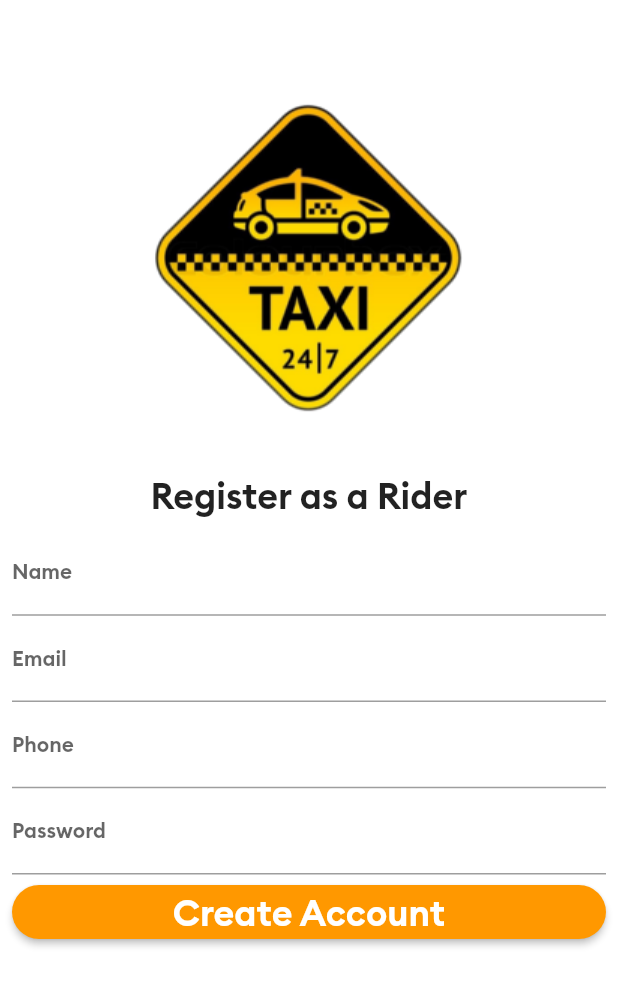
After one commit to GenuisChip/Flutter-Uber-Clone-Rider-App, a Flutter app: the RegistrationScreen screen opened directly, on a phone screen of 412 x 824 dp. The commit adds this screen. Shown: the top 986 px of the screen. Run offline on Flutter 3.47's test engine with Material 2 defaults, Android fonts, the phone set to English and light mode, and no system bars.

Commit message:
Design Login and Signup pages

```diff
--- /dev/null
+++ b/lib/AllScreens/registrationScreen.dart
@@ -0,0 +1,113 @@
+import 'package:flutter/material.dart';
+
+class RegistrationScreen extends StatelessWidget {
+  const RegistrationScreen({Key key}) : super(key: key);
+
+  @override
+  Widget build(BuildContext context) {
+    return Scaffold(
+      backgroundColor: Colors.white,
+      body: SingleChildScrollView(
+        child: Column(
+          crossAxisAlignment: CrossAxisAlignment.center,
+          children: [
+            SizedBox(height: 45),
+            Row(
+              mainAxisAlignment: MainAxisAlignment.center,
+              children: [
+                Image(
+                  image: AssetImage("assets/images/logo.png"),
+                  alignment: Alignment.center,
+                ),
+              ],
+            ),
+            SizedBox(height: 15),
+            Text(
+              "Register as a Rider",
+              textAlign: TextAlign.center,
+              style: TextStyle(fontSize: 24, fontFamily: "Brand Bold"),
+            ),
+            Padding(
+              padding: const EdgeInsets.all(8.0),
+              child: Column(
+                children: [
+                  SizedBox(height: 1),
+                  TextField(
+                    keyboardType: TextInputType.text,
+                    decoration: InputDecoration(
+                      labelText: "Name",
+                      labelStyle: TextStyle(fontSize: 14),
+                      hintStyle: TextStyle(
+                        color: Colors.grey,
+                        fontSize: 10,
+                      ),
+                    ),
+                    style: TextStyle(fontSize: 14),
+                  ),
+                  SizedBox(height: 1),
+                  TextField(
+                    keyboardType: TextInputType.emailAddress,
+                    decoration: InputDecoration(
+                      labelText: "Email",
+                      labelStyle: TextStyle(fontSize: 14),
+                      hintStyle: TextStyle(
+                        color: Colors.grey,
+                        fontSize: 10,
+                      ),
+                    ),
+                    style: TextStyle(fontSize: 14),
+                  ),
+                  SizedBox(height: 1),
+                  TextField(
+                    keyboardType: TextInputType.phone,
+                    decoration: InputDecoration(
+                      labelText: "Phone",
+                      labelStyle: TextStyle(fontSize: 14),
+                      hintStyle: TextStyle(
+                        color: Colors.grey,
+                        fontSize: 10,
+                      ),
+                    ),
+                    style: TextStyle(fontSize: 14),
+                  ),
+                  SizedBox(height: 1),
+                  TextField(
+                    keyboardType: TextInputType.visiblePassword,
+                    obscureText: true,
+                    decoration: InputDecoration(
+                      labelText: "Password",
+                      labelStyle: TextStyle(fontSize: 14),
+                      hintStyle: TextStyle(
+                        color: Colors.grey,
+                        fontSize: 10,
+                      ),
+                    ),
+                    style: TextStyle(fontSize: 14),
+                  ),
+                  SizedBox(height: 1),
+                  RaisedButton(
+                    onPressed: () {},
+                    color: Colors.orange,
+                    textColor: Colors.white,
+                    shape: RoundedRectangleBorder(
+                      borderRadius: BorderRadius.circular(24),
+                    ),
+                    child: Container(
+                      width: double.infinity,
+                      child: Text(
+                        "Create Account",
+                        textAlign: TextAlign.center,
+                        style:
+                            TextStyle(fontSize: 24, fontFamily: "Brand Bold"),
+                      ),
+                    ),
+                  ),
+                ],
+              ),
+            )
+          ],
+        ),
+      ),
+    );
+  }
+}
--- a/lib/main.dart
+++ b/lib/main.dart
@@ -10,7 +10,7 @@ class MyApp extends StatelessWidget {
   @override
   Widget build(BuildContext context) {
     return MaterialApp(
-      title: 'Flutter Demo',
+      title: 'Taxi Rider App',
       theme: ThemeData(
         fontFamily: "Brand Bold",
         primarySwatch: Colors.blue,
```
Also changed, not shown: lib/AllScreens/loginScreen.dart (added, +96 -0 lines).
